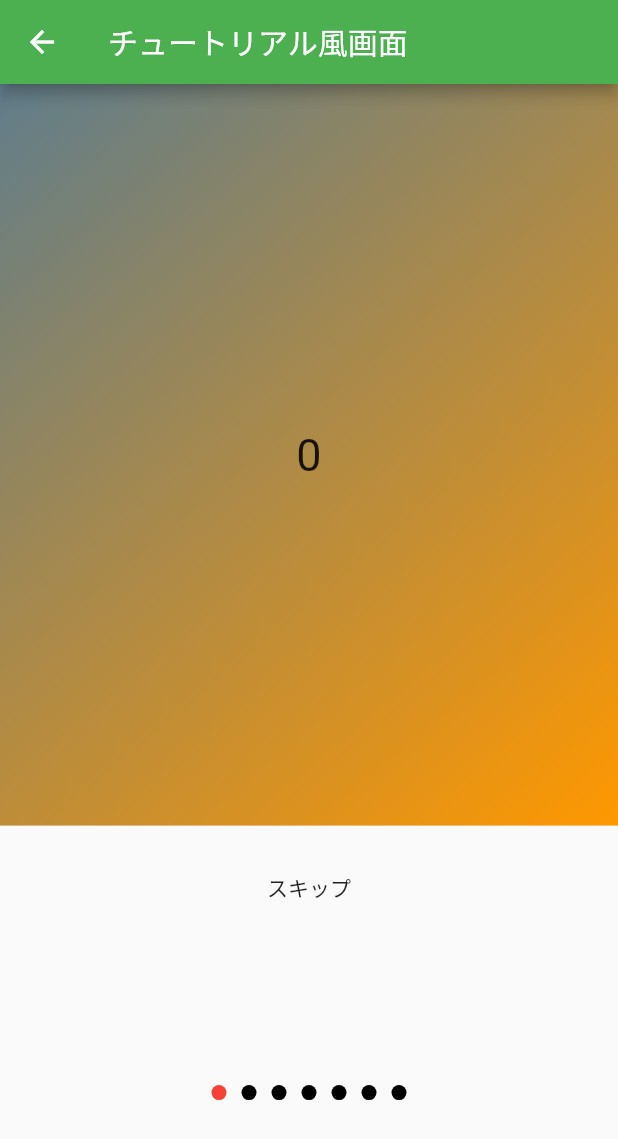
After one commit to karmactonics/flutter_playground, a Flutter app: the screen it shows after launch, after a tap on "チュートリアル風画面", on a phone screen of 412 x 824 dp. The commit adds this screen. Shown: the top 1139 px of the screen. Run offline on Flutter 3.47's test engine with Material 2 defaults, Android fonts, the phone set to English and light mode, and no system bars; our stand-ins replace image_picker; Roboto replaces fonts that are missing (Hiragino Kaku Gothic ProN).

Commit message:
tutorial

```diff
--- /dev/null
+++ b/lib/dot_indicator.dart
@@ -0,0 +1,66 @@
+import 'package:flutter/material.dart';
+import 'package:flutter/widgets.dart';
+import 'package:flutter/cupertino.dart';
+
+class DotsIndicator extends AnimatedWidget {
+  DotsIndicator({
+    this.controller,
+    this.itemCount,
+    this.onPageSelected,
+    this.color: Colors.grey,
+    this.selectedColor: Colors.blue,
+  }) : super(listenable: controller);
+
+  /// The PageController that this DotsIndicator is representing.
+  final PageController controller;
+
+  /// The number of items managed by the PageController
+  final int itemCount;
+
+  /// Called when a dot is tapped
+  final ValueChanged<int> onPageSelected;
+
+  /// The color of the dots.
+  ///
+  /// Defaults to `Colors.grey`.
+  final Color color;
+
+  /// The color of the selected dots.
+  ///
+  /// Defaults to `Colors.blue`.
+  final Color selectedColor;
+
+  // The base size of the dots
+  static const double _kDotSize = 10.0;
+
+  // The distance between the center of each dot
+  static const double _kDotSpacing = 20.0;
+
+  Widget _buildDot(int index) {
+    var displayedIndex = controller.page ?? controller.initialPage;
+
+    return new Container(
+      width: _kDotSpacing,
+      child: new Center(
+        child: new Material(
+          color: (index == displayedIndex) ? selectedColor : color,
+          type: MaterialType.circle,
+          child: new Container(
+            width: _kDotSize,
+            height: _kDotSize,
+            child: new InkWell(
+              onTap: () => onPageSelected(index),
+            ),
+          ),
+        ),
+      ),
+    );
+  }
+
+  Widget build(BuildContext context) {
+    return new Row(
+      mainAxisAlignment: MainAxisAlignment.center,
+      children: new List<Widget>.generate(itemCount, _buildDot),
+    );
+  }
+}
--- a/lib/hero_view.dart
+++ b/lib/hero_view.dart
@@ -55,6 +55,26 @@ class HeroCell extends StatelessWidget {
 
   @override
   Widget build(BuildContext context) {
+    Row(
+        mainAxisAlignment: MainAxisAlignment.spaceEvenly,
+        crossAxisAlignment: CrossAxisAlignment.center,
+        children: <Widget>[
+          Container(
+            padding: EdgeInsets.all(5.0),
+            // Heroクラス
+            child: Hero(
+              tag: imageTag,
+              child: Image.asset(
+                imageName,
+                width: 80.0,
+                height: 80.0,
+              ),
+            ),
+          ),
+          Expanded(
+            child: Text(this.title),
+          )
+        ]);
     return GestureDetector(
       onTap: () {
         if (onTap != null) {
--- a/lib/main.dart
+++ b/lib/main.dart
@@ -2,6 +2,7 @@ import 'package:flutter/material.dart';
 import 'package:playground/image_picker_view.dart';
 import 'package:playground/my_text_form.dart';
 import 'package:playground/hero_view.dart';
+import 'package:playground/tutorial.dart';
 
 void main() => runApp(new MyApp());
 
@@ -62,6 +63,14 @@ class MainViewState extends State<MainView> {
                 }));
               }),
           Divider(),
+          ListTile(
+              title: Text('チュートリアル風画面'),
+              onTap: () {
+                Navigator.push(context, MaterialPageRoute(builder: (context) {
+                  return Tutorial();
+                }));
+              }),
+
         ],
       ),
     );
--- /dev/null
+++ b/lib/tutorial.dart
@@ -0,0 +1,77 @@
+import 'package:flutter/material.dart';
+import 'package:flutter/cupertino.dart';
+import 'package:flutter/widgets.dart';
+import 'package:playground/dot_indicator.dart';
+
+class Tutorial extends StatefulWidget {
+  _TutorialState createState() => _TutorialState();
+}
+
+class _TutorialState extends State<Tutorial> {
+  List<Widget> _pageItems;
+  final _controller = PageController();
+
+  @override
+  void initState() {
+    // TODO: implement initState
+    super.initState();
+    _pageItems = [];
+    for (var i = 0; i < 7; i++) {
+      Widget item = Container(
+        alignment: Alignment.center,
+        decoration: BoxDecoration(
+            gradient: LinearGradient(
+                colors: <Color>[Colors.blueGrey, Colors.orange],
+                begin: Alignment.topLeft,
+                end: Alignment.bottomRight)),
+        child: Text("$i", style: TextStyle(fontSize: 30.0)),
+      );
+      _pageItems.add(item);
+    }
+  }
+
+  @override
+  Widget build(BuildContext context) {
+    double pageHeight = MediaQuery.of(context).size.height * 0.6;
+    double buttonHeight = MediaQuery.of(context).size.height * 0.1;
+
+    return Scaffold(
+        appBar: AppBar(
+          title: Text("チュートリアル風画面"),
+        ),
+        body: SafeArea(
+          child: Column(
+            children: <Widget>[
+              Container(
+                height: pageHeight,
+                child: PageView(
+                  children: _pageItems,
+                  controller: _controller,
+                ),
+              ),
+              ButtonTheme(
+                height: buttonHeight,
+                child: FlatButton(
+                  child: Text("スキップ"),
+                  onPressed: () {
+                    Navigator.of(context).pop();
+                  },
+                ),
+              ),
+              Expanded(
+                child: Container(
+                  alignment: Alignment.center,
+                  child: DotsIndicator(
+                    controller: _controller,
+                    itemCount: _pageItems.length,
+                    color: Colors.black,
+                    selectedColor: Colors.red,
+                    onPageSelected: (_) {},
+                  ),
+                ),
+              )
+            ],
+          ),
+        ));
+  }
+}
```
